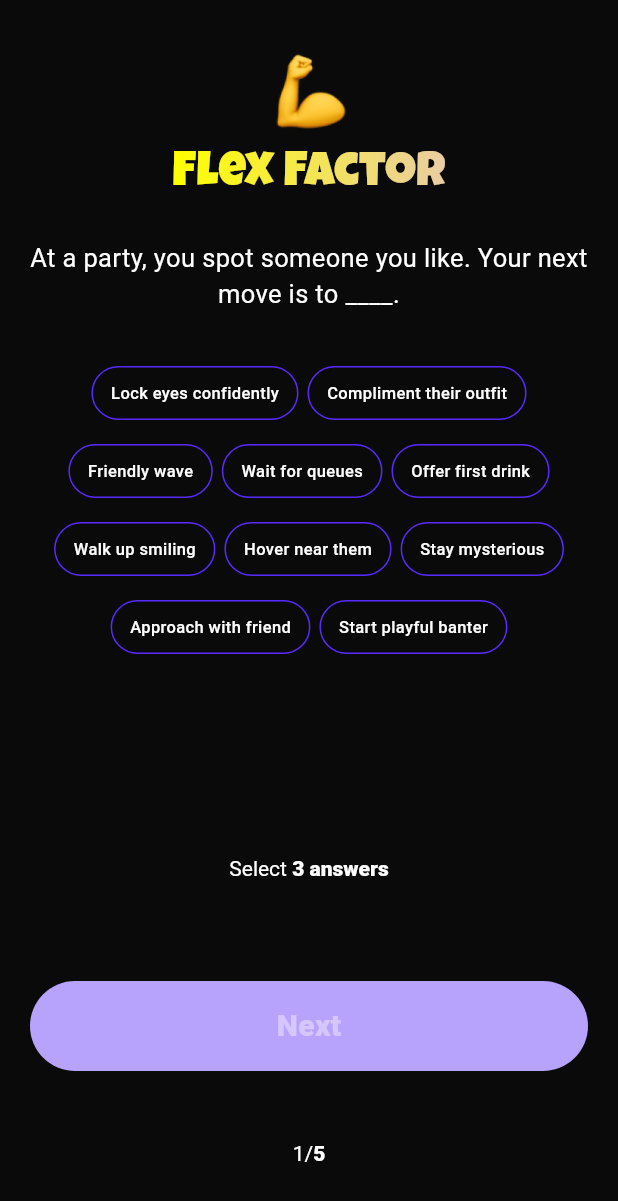
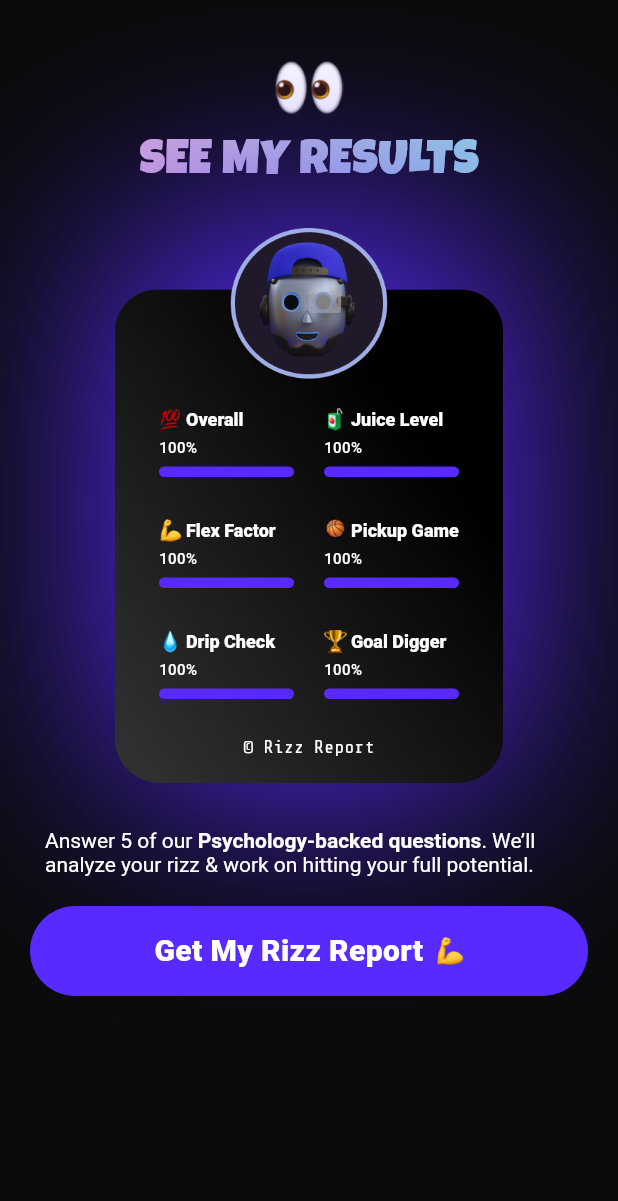
Before and after one commit to ShootYourShotApp/ShootYourShotBotV2, a Flutter app: the screen it shows after launch, on a phone screen of 412 x 824 dp. Shown: the top 1201 px of the screen. Run offline on Flutter 3.47's test engine with Material 3 defaults, Android fonts, the light colour scheme and no system bars; our stand-ins replace get, permission_handler; Roboto replaces fonts that are missing (SFCompactRounded, SFProRound).

Commit message:
New Screens

```diff
--- a/lib/main.dart
+++ b/lib/main.dart
@@ -6,6 +6,7 @@ import 'package:sysbotv2/screens/onboarding/notification_permission_screen.dart'
 import 'package:sysbotv2/screens/onboarding/onboarding1.dart';
 import 'package:sysbotv2/screens/onboarding/referral_code_screen.dart';
 import 'package:sysbotv2/screens/onboarding/rizz_quiz_screen.dart';
+import 'package:sysbotv2/screens/onboarding/see_my_results.dart';
 import 'package:sysbotv2/screens/voice_chat_screen.dart';
 
 void main() {
@@ -19,7 +20,7 @@ class MyApp extends StatelessWidget {
     return GetMaterialApp(
       debugShowCheckedModeBanner: false,
       title: 'SYS Bot',
-      home: FlexFactorScreen(),
+      home: SeeMyResult(),
     );
   }
 }
--- a/lib/screens/onboarding/flex_factor_screen.dart
+++ b/lib/screens/onboarding/flex_factor_screen.dart
@@ -109,7 +109,8 @@ class _FlexFactorScreenState extends State<FlexFactorScreen> {
                       allItems: flexFactorsOptions,
                       title: 'Flex Factor',
                       iconPath: 'assets/images/flexed-biceps-icon.png',
-                      subtitle: 'At a party, you spot someone you like. Your next move is to ____.',
+                      subtitle:
+                          'At a party, you spot someone you like. Your next move is to ____.',
                       txtGradient: [Color(0xffFFFF00), Color(0xffEACDA3)],
                     ),
                     CarouselItem(
@@ -124,7 +125,8 @@ class _FlexFactorScreenState extends State<FlexFactorScreen> {
                       selectedListItems: selectedJuiceLevel,
                       allItems: juiceLevelOptions,
                       title: 'Juice Level',
-                      subtitle: 'In a group, your way to stand\nout is to ____.',
+                      subtitle:
+                          'In a group, your way to stand\nout is to ____.',
                       iconPath: 'assets/images/juice-box-icon.png',
                       txtGradient: const [Color(0xff43E97B), Color(0xff43E97B)],
                     ),
@@ -132,7 +134,8 @@ class _FlexFactorScreenState extends State<FlexFactorScreen> {
                       selectedListItems: selectedPickupGame,
                       allItems: pickupGameOptions,
                       title: 'Pickup Game',
-                      subtitle: 'You see your crush and walk over.\nYour first words are ____.',
+                      subtitle:
+                          'You see your crush and walk over.\nYour first words are ____.',
                       iconPath: 'assets/images/ball.png',
                       txtGradient: const [Color(0xffF6D365), Color(0xffFDA085)],
                     ),
@@ -186,7 +189,10 @@ class _FlexFactorScreenState extends State<FlexFactorScreen> {
                 },
                 child: Padding(
                   padding: const EdgeInsets.symmetric(horizontal: 10),
-                  child: CustomButton(title: 'Next', bgClr: getButtonColors()['bgClr'], txtClr: getButtonColors()['txtClr']),
+                  child: CustomButton(
+                      title: 'Next',
+                      bgClr: getButtonColors()['bgClr'],
+                      txtClr: getButtonColors()['txtClr']),
                 ),
               ),
               const Spacer(),
@@ -194,7 +200,7 @@ class _FlexFactorScreenState extends State<FlexFactorScreen> {
                 text: TextSpan(
                   children: [
                     TextSpan(
-                      text: '${currentIndex+1}/',
+                      text: '${currentIndex + 1}/',
                       style: TextStyle(
                         fontFamily: 'SFProRound',
                         fontWeight: FontWeight.w400,
@@ -249,26 +255,22 @@ class _FlexFactorScreenState extends State<FlexFactorScreen> {
       };
     } else {
       return {
-        'bgClr': const Color(0xffb7a3fb),
-        'txtClr': const Color(0xffffffff).withAlpha(100),
+        'bgClr': const Color(0xff582AFF).withValues(alpha: 0.41),
+        'txtClr': const Color(0xffffffff).withValues(alpha: 0.5),
       };
     }
   }
-
-
-
 }
 
 class CarouselItem extends StatefulWidget {
-  const CarouselItem({
-    super.key,
-    required this.selectedListItems,
-    required this.allItems,
-    required this.title,
-    required this.iconPath,
-    required this.subtitle,
-    required this.txtGradient
-  });
+  const CarouselItem(
+      {super.key,
+      required this.selectedListItems,
+      required this.allItems,
+      required this.title,
+      required this.iconPath,
+      required this.subtitle,
+      required this.txtGradient});
 
   final List<String> selectedListItems;
   final List<String> allItems;
@@ -372,7 +374,8 @@ class _CarouselItemState extends State<CarouselItem> {
         widget.selectedListItems.add(flagTitle);
       }
       // Notify the parent widget to rebuild the button
-      (context.findAncestorStateOfType<_FlexFactorScreenState>()!).setState(() {});
+      (context.findAncestorStateOfType<_FlexFactorScreenState>()!)
+          .setState(() {});
     });
   }
 }
--- a/lib/screens/onboarding/referral_code_screen.dart
+++ b/lib/screens/onboarding/referral_code_screen.dart
@@ -1,8 +1,12 @@
 import 'package:flutter/material.dart';
+import 'package:get/get.dart';
 import 'package:sysbotv2/widgets/custom_button.dart';
 
 class ReferralCodeScreen extends StatelessWidget {
-  const ReferralCodeScreen({super.key});
+  ReferralCodeScreen({super.key});
+
+  final String refCode = 'U4Q58R'; // dummy referral code
+  final refCodeController = TextEditingController();
 
   @override
   Widget build(BuildContext context) {
@@ -15,30 +19,52 @@ class ReferralCodeScreen extends StatelessWidget {
           child: Column(
             children: [
               const Spacer(flex: 2),
-              Text('Do you have a referral code?', style: TextStyle(fontFamily: 'SFProRound', fontWeight: FontWeight.w900, color: Colors.white, fontSize: width*0.0777)),
+              Text('Do you have a referral code?',
+                  style: TextStyle(
+                      fontFamily: 'SFProRound',
+                      fontWeight: FontWeight.w900,
+                      color: Colors.white,
+                      fontSize: width * 0.0777)),
               const Spacer(flex: 3),
-              TextFormField(
-                cursorColor: const Color(0xff979797),
-                style: TextStyle(fontFamily: 'SFProRound', fontWeight: FontWeight.w600, color: const Color(0xff979797), fontSize: 16),
+              Padding(
+                padding: const EdgeInsets.symmetric(horizontal: 6),
+                child: TextFormField(
+                  controller: refCodeController,
+                  cursorColor: const Color(0xffffffff),
+                  style: TextStyle(
+                      fontFamily: 'SFProRound',
+                      fontWeight: FontWeight.w600,
+                      color: const Color(0xffffffff),
+                      fontSize: 16),
                   decoration: InputDecoration(
-                  contentPadding: EdgeInsets.all(20),
+                      contentPadding: EdgeInsets.symmetric(horizontal: 20, vertical: 16),
                       filled: true,
                       fillColor: const Color(0xff414141),
                       focusedBorder: OutlineInputBorder(
-                    borderRadius: BorderRadius.circular(15)
-                  ),
+                          borderRadius: BorderRadius.circular(15)),
                       enabledBorder: OutlineInputBorder(
-                    borderRadius: BorderRadius.circular(15)
-              ),
+                          borderRadius: BorderRadius.circular(15)),
                       errorBorder: OutlineInputBorder(
-                    borderRadius: BorderRadius.circular(15)
-              )
+                          borderRadius: BorderRadius.circular(15))),
                 ),
               ),
               const SizedBox(height: 12),
-              Text('Enter your code here  or skip', style: TextStyle(fontFamily: 'SFProRound', fontWeight: FontWeight.w600, color: const Color(0xff979797), fontSize: 16)),
+              Text('Enter your code here or skip',
+                  style: TextStyle(
+                      fontFamily: 'SFProRound',
+                      fontWeight: FontWeight.w600,
+                      color: const Color(0xff979797),
+                      fontSize: 16)),
               const Spacer(flex: 4),
-              CustomButton(title: 'Continue'),
+              CustomButton(
+                  onTap: () {
+                    if (refCodeController.text == refCode) {
+                      // referral code is valid
+                    } else {
+                      Get.snackbar('', '', titleText: Text('Invalid Code', style: TextStyle(fontFamily: 'Mont', fontWeight: FontWeight.w600, fontSize: 16, color: Colors.white)), messageText: SizedBox(), colorText: Colors.white, icon: Icon(Icons.close, size: 20, color: Colors.white), borderRadius: 12, backgroundColor: const Color(0xffFF3B30), shouldIconPulse: false, padding: EdgeInsets.only(left: 20, top: 12, bottom: 12));
+                    }
+                  },
+                  title: 'Continue'),
               const SizedBox(height: 36)
             ],
           ),
--- /dev/null
+++ b/lib/screens/onboarding/see_my_results.dart
@@ -0,0 +1,160 @@
+import 'package:flutter/material.dart';
+import 'package:sysbotv2/widgets/custom_button.dart';
+import 'package:sysbotv2/widgets/gradient_text.dart';
+
+class SeeMyResult extends StatelessWidget {
+  const SeeMyResult({super.key});
+
+  @override
+  Widget build(BuildContext context) {
+    return Scaffold(
+      backgroundColor: Color(0xff0A0A0A),
+      body: SafeArea(
+        child: Column(
+          crossAxisAlignment: CrossAxisAlignment.center,
+          children: [
+            const SizedBox(height: 36),
+            Center(
+                child: Image.asset('assets/images/eyes-icon.png', width: 46)),
+            const SizedBox(height: 4),
+            GradientText(
+                gradientColors: [Color(0xffD9AFD9), Color(0xff97D9E1)],
+                textWidget: Text('See My Results'.toUpperCase(),
+                    style: TextStyle(
+                        fontFamily: 'LuckiestGuy',
+                        color: Colors.white,
+                        fontSize: 32))),
+            const SizedBox(height: 20),
+            Container(
+              width: 259,
+              height: 370,
+              decoration: BoxDecoration(
+                  borderRadius: BorderRadius.circular(30),
+                  boxShadow: [
+                    BoxShadow(
+                        color: const Color(0xff582AFF),
+                        spreadRadius: 4,
+                        blurRadius: 130,
+                        offset: const Offset(0, 2))
+                  ],
+                  image: DecorationImage(
+                      image:
+                      AssetImage('assets/images/rizz-quiz-container.png'),
+                      fit: BoxFit.fill)),
+              child: Column(
+                children: [
+                  const SizedBox(height: 120),
+                  Row(
+                    mainAxisAlignment: MainAxisAlignment.center,
+                    children: [
+                      OptionsWidget(label: 'Overall', iconPath: 'assets/images/100-emoji.png'),
+                      const SizedBox(width: 20),
+                      OptionsWidget(label: 'Juice Level', iconPath: 'assets/images/juice-box-icon.png'),
+                    ],
+                  ),
+                  const SizedBox(height: 28),
+                  Row(
+                    mainAxisAlignment: MainAxisAlignment.center,
+                    children: [
+                      OptionsWidget(label: 'Flex Factor', iconPath: 'assets/images/flexed-biceps-icon.png'),
+                      const SizedBox(width: 20),
+                      OptionsWidget(label: 'Pickup Game', iconPath: 'assets/images/ball.png'),
+                    ],
+                  ),
+                  const SizedBox(height: 28),
+                  Row(
+                    mainAxisAlignment: MainAxisAlignment.center,
+                    children: [
+                      OptionsWidget(label: 'Drip Check', iconPath: 'assets/images/water-drop-icon.png'),
+                      const SizedBox(width: 20),
+                      OptionsWidget(label: 'Goal Digger', iconPath: 'assets/images/trophy-icon.png'),
+                    ],
+                  ),
+                  const SizedBox(height: 24),
+                  Text('© Rizz Report', style: TextStyle(fontFamily: 'ShareTechMono', color: Colors.white, fontSize: 12))
+                ],
+              ),
+            ),
+            const SizedBox(height: 30),
+            Padding(
+              padding: const EdgeInsets.symmetric(horizontal: 30),
+              child: RichText(
+                text: TextSpan(
+                  style: TextStyle(
+                    fontFamily: 'SFProRound',
+                    fontSize: 14,
+                    color: Colors.white,
+                    fontWeight: FontWeight.w400,
+                  ),
+                  children: [
+                    TextSpan(
+                      text: 'Answer 5 of our ',
+                    ),
+                    TextSpan(
+                      text: 'Psychology-backed questions',
+                      style: TextStyle(
+                        fontWeight: FontWeight.w700,
+                      ),
+                    ),
+                    TextSpan(
+                      text: '. We’ll analyze your rizz & work on hitting your full potential.',
+                    ),
+                  ],
+                ),
+              ),
+            ),
+            const SizedBox(height: 20),
+            Padding(
+              padding: const EdgeInsets.symmetric(horizontal: 20),
+              child: CustomButton(title: 'Get My Rizz Report', iconPath: 'assets/images/flexed-biceps-icon.png'),
+            )
+          ],
+        ),
+      ),
+    );
+  }
+}
+
+
+class OptionsWidget extends StatelessWidget {
+  const OptionsWidget({super.key, required this.iconPath, required this.label});
+  final String label;
+  final String iconPath;
+
+  @override
+  Widget build(BuildContext context) {
+    return Column(
+      crossAxisAlignment: CrossAxisAlignment.start,
+      children: [
+        RichText(
+          text: TextSpan(
+            children: [
+              WidgetSpan(
+                child: Image.asset(
+                  iconPath,
+                  width: 15,
+                  height: 15,
+                ),
+              ),
+              TextSpan(
+                text: ' $label',
+                style: TextStyle(color: Colors.white, fontSize: 12, fontWeight: FontWeight.w900, fontFamily: 'SFProRound'),
+              ),
+            ],
+          ),
+        ),
+        const SizedBox(height: 4),
+        Text('100%', style: TextStyle(fontFamily: 'SFCompactRounded', color: Colors.white, fontWeight: FontWeight.w500, fontSize: 10)),
+        const SizedBox(height: 6),
+        Container(
+          height: 7,
+          width: 90,
+          decoration: BoxDecoration(
+              color: const Color(0xff582AFF),
+              borderRadius: BorderRadius.circular(8)
+          ),
+        )
+      ],
+    );
+  }
+}
--- a/lib/widgets/custom_button.dart
+++ b/lib/widgets/custom_button.dart
@@ -1,7 +1,7 @@
 import 'package:flutter/material.dart';
 
 class CustomButton extends StatelessWidget {
-  const CustomButton({super.key, required this.title, this.iconPath, this.width, this.height, this.fontSize, this.bgClr, this.txtClr});
+  const CustomButton({super.key, this.onTap, required this.title, this.iconPath, this.width, this.height, this.fontSize, this.bgClr, this.txtClr});
   final double? width;
   final double? height;
   final double? fontSize;
@@ -9,10 +9,13 @@ class CustomButton extends StatelessWidget {
   final String? iconPath;
   final Color? bgClr;
   final Color? txtClr;
+  final VoidCallback? onTap;
 
   @override
   Widget build(BuildContext context) {
-    return Container(
+    return GestureDetector(
+      onTap: onTap,
+      child: Container(
         width: width ?? MediaQuery.of(context).size.width,
         height: height ?? 60,
         decoration: BoxDecoration(
@@ -32,6 +35,7 @@ class CustomButton extends StatelessWidget {
             )
           ],
         ),
+      ),
     );
   }
 }
--- a/pubspec.yaml
+++ b/pubspec.yaml
@@ -105,3 +105,7 @@ flutter:
       fonts:
         - asset: assets/fonts/Avenir-Medium.otf
           weight: 500
+    - family: Mont
+      fonts:
+        - asset: assets/fonts/Montserrat-SemiBold.ttf
+          weight: 600
```
Also changed, not shown: assets/fonts/Montserrat-SemiBold.ttf (added), assets/images/eyes-icon.png (added). Lines whose indentation alone changed are shown as unchanged.
